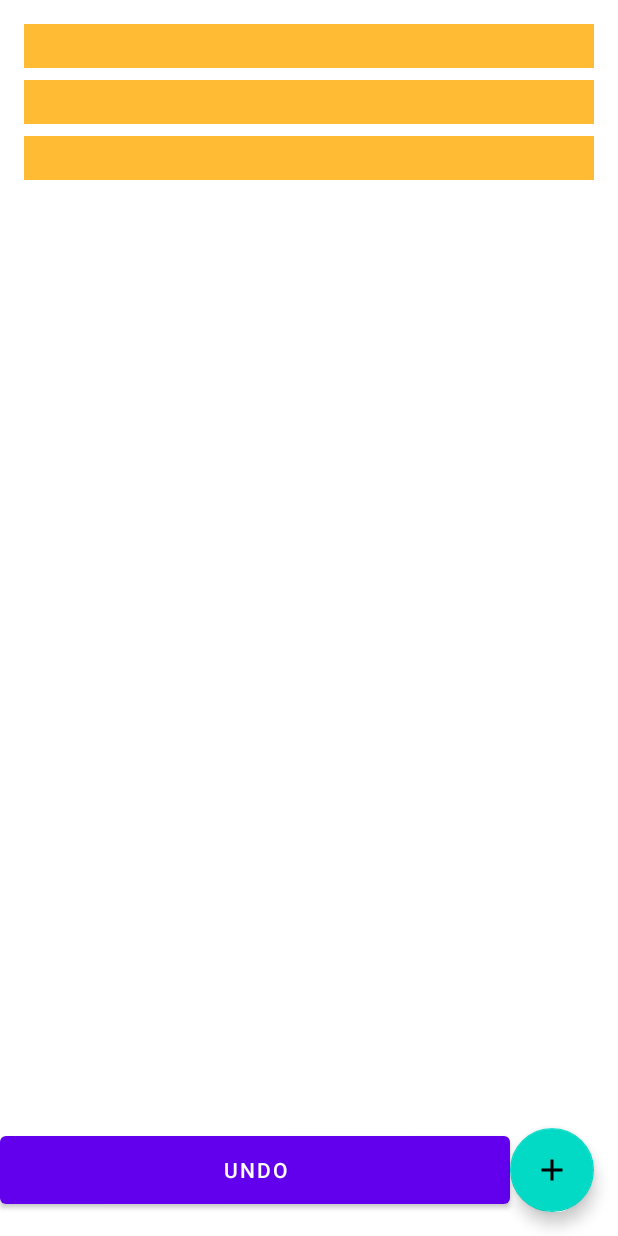
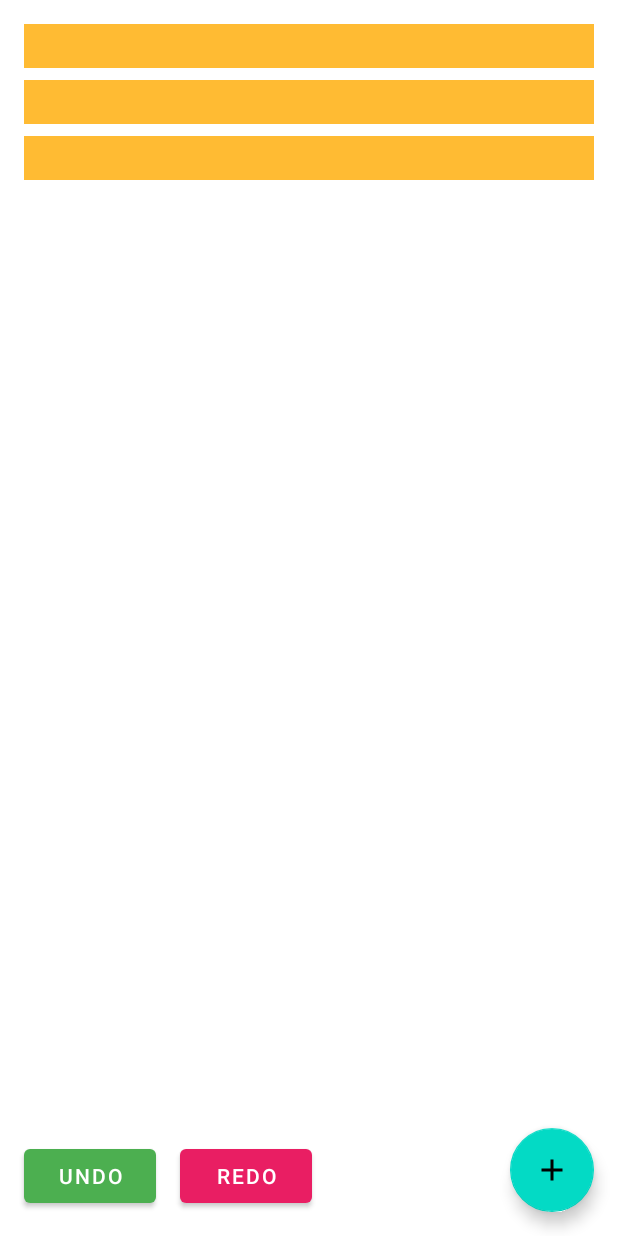
Before and after one commit to Staarvijay/FIFA-WAR, an Android app: the layout activity_main.xml on its own in the app's theme, with its tools: preview values and no code run, on a phone screen of 412 x 824 dp. Run offline under Robolectric (Android 15) with nearby library versions, the phone set to English and light mode, and no system bars.

Commit message:
undo button commit

```diff
--- a/src/main/java/com/example/roomwordsample/WordDao.java
+++ b/src/main/java/com/example/roomwordsample/WordDao.java
@@ -26,6 +26,9 @@ public interface WordDao {
 //    @Query("DELETE FROM word_table_new WHERE id = (SELECT MAX(id) FROM word_table_new)")
 //    void undofun();
 
+    @Query("SELECT * FROM word_table_new ORDER BY id LIMIT 1")
+    LiveData<List<Word>> isEntityEmptyOrNot();
+
     @Query("SELECT * FROM word_table_new ORDER BY ankur ASC")
     LiveData<List<Word>> getAlphabetizedWords();
 
--- a/src/main/res/layout/activity_main.xml
+++ b/src/main/res/layout/activity_main.xml
@@ -47,12 +47,23 @@
 
     <Button
         android:id="@+id/undoButton"
-        android:layout_width="0dp"
-        android:layout_height="57dp"
-        android:layout_marginBottom="15dp"
+        android:layout_width="wrap_content"
+        android:layout_height="wrap_content"
+        android:layout_margin="16dp"
         android:text="UNDO"
+        app:backgroundTint="#4CAF50"
         app:layout_constraintBottom_toBottomOf="parent"
-        app:layout_constraintEnd_toStartOf="@+id/fab"
         app:layout_constraintStart_toStartOf="parent" />
 
+    <Button
+        android:id="@+id/redoButton"
+        android:layout_width="wrap_content"
+        android:layout_height="wrap_content"
+        android:layout_margin="16dp"
+        android:text="REDO"
+        app:backgroundTint="#E91E63"
+        app:layout_constraintBottom_toBottomOf="parent"
+        app:layout_constraintStart_toEndOf="@+id/undoButton" />
+
+
 </androidx.constraintlayout.widget.ConstraintLayout>
```
Also changed, not shown: src/main/java/com/example/roomwordsample/MainActivity.java (+54 -3 lines), src/main/java/com/example/roomwordsample/WordRepository.java (+21 -5 lines), src/main/java/com/example/roomwordsample/WordViewModel.java (+10 -1 lines).
